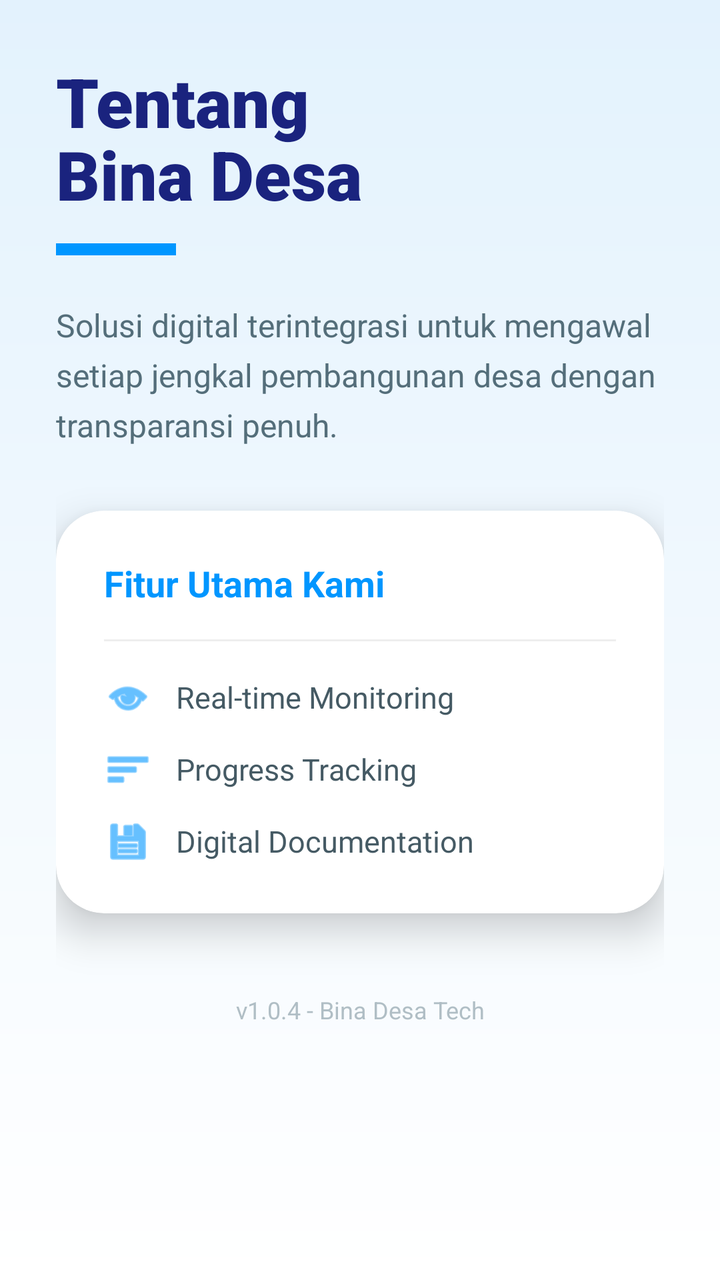
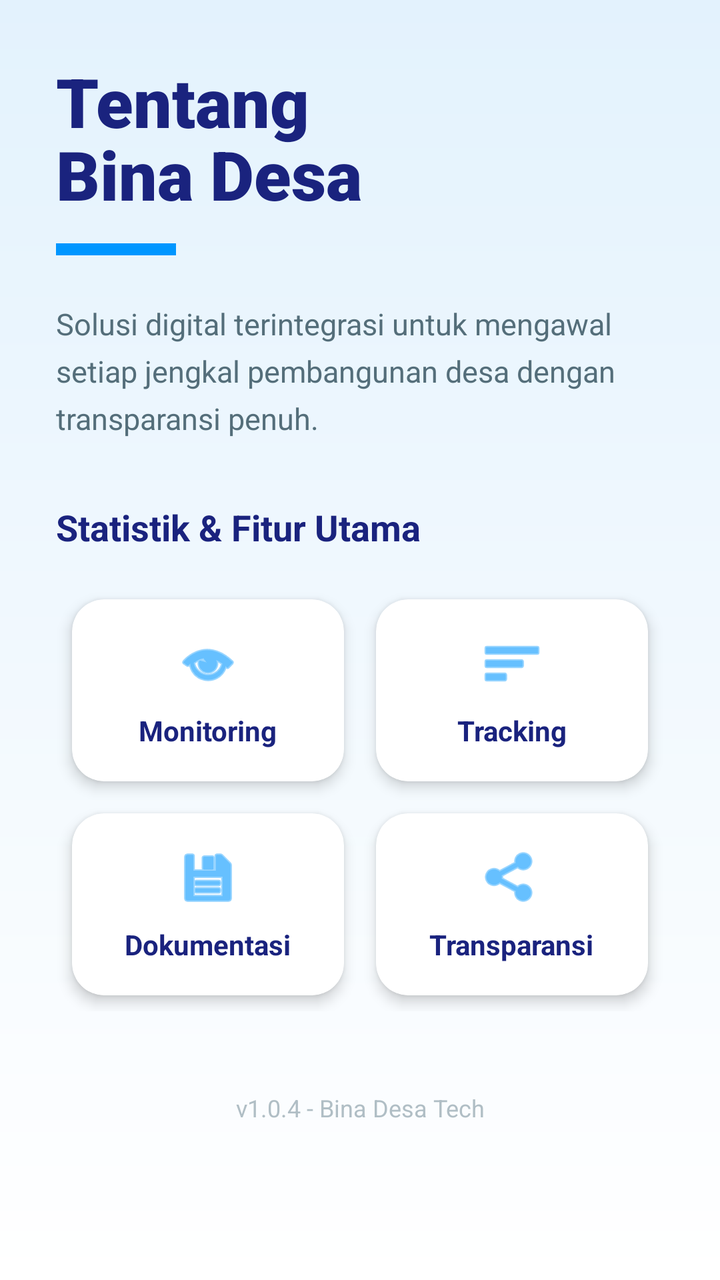

Before-and-after screenshots of an Android layout around one commit, followed by the original layout XML and the change that was made.
<!-- AndroidManifest.xml: application theme Theme.Azracore -->
<!-- res/layout/fragment_about.xml -->
<?xml version="1.0" encoding="utf-8"?>
<ScrollView xmlns:android="http://schemas.android.com/apk/res/android"
    xmlns:app="http://schemas.android.com/apk/res-auto"
    android:layout_width="match_parent"
    android:layout_height="match_parent"
    android:background="@drawable/bg_about_gradient">

    <LinearLayout
        android:layout_width="match_parent"
        android:layout_height="wrap_content"
        android:orientation="vertical"
        android:padding="28dp">

        <TextView
            android:layout_width="wrap_content"
            android:layout_height="wrap_content"
            android:text="Tentang\nBina Desa"
            android:textSize="34sp"
            android:fontFamily="sans-serif-black"
            android:textColor="#1A237E"
            android:lineSpacingExtra="-4dp" />

        <View
            android:layout_width="60dp"
            android:layout_height="6dp"
            android:layout_marginTop="12dp"
            android:background="#0096FF" />

        <TextView
            android:layout_width="match_parent"
            android:layout_height="wrap_content"
            android:layout_marginTop="24dp"
            android:text="Solusi digital terintegrasi untuk mengawal setiap jengkal pembangunan desa dengan transparansi penuh."
            android:textColor="#546E7A"
            android:textSize="16sp"
            android:lineSpacingExtra="6dp" />

        <androidx.cardview.widget.CardView
            android:layout_width="match_parent"
            android:layout_height="wrap_content"
            android:layout_marginTop="32dp"
            app:cardCornerRadius="24dp"
            app:cardElevation="12dp"
            app:cardBackgroundColor="#FFFFFF">

            <LinearLayout
                android:layout_width="match_parent"
                android:layout_height="wrap_content"
                android:orientation="vertical"
                android:padding="24dp">

                <TextView
                    android:layout_width="wrap_content"
                    android:layout_height="wrap_content"
                    android:text="Fitur Utama Kami"
                    android:textStyle="bold"
                    android:textSize="18sp"
                    android:textColor="#0096FF" />

                <View
                    android:layout_width="match_parent"
                    android:layout_height="1dp"
                    android:layout_marginTop="16dp"
                    android:background="#EEEEEE" />

                <LinearLayout android:layout_width="match_parent" android:layout_height="wrap_content" android:layout_marginTop="16dp" android:gravity="center_vertical">
                    <ImageView android:layout_width="24dp" android:layout_height="24dp" android:src="@android:drawable/ic_menu_view" app:tint="#0096FF" />
                    <TextView android:layout_width="wrap_content" android:layout_height="wrap_content" android:layout_marginStart="12dp" android:text="Real-time Monitoring" android:textColor="#455A64" android:textSize="15sp" />
                </LinearLayout>

                <LinearLayout android:layout_width="match_parent" android:layout_height="wrap_content" android:layout_marginTop="12dp" android:gravity="center_vertical">
                    <ImageView android:layout_width="24dp" android:layout_height="24dp" android:src="@android:drawable/ic_menu_sort_by_size" app:tint="#0096FF" />
                    <TextView android:layout_width="wrap_content" android:layout_height="wrap_content" android:layout_marginStart="12dp" android:text="Progress Tracking" android:textColor="#455A64" android:textSize="15sp" />
                </LinearLayout>

                <LinearLayout android:layout_width="match_parent" android:layout_height="wrap_content" android:layout_marginTop="12dp" android:gravity="center_vertical">
                    <ImageView android:layout_width="24dp" android:layout_height="24dp" android:src="@android:drawable/ic_menu_save" app:tint="#0096FF" />
                    <TextView android:layout_width="wrap_content" android:layout_height="wrap_content" android:layout_marginStart="12dp" android:text="Digital Documentation" android:textColor="#455A64" android:textSize="15sp" />
                </LinearLayout>

            </LinearLayout>
        </androidx.cardview.widget.CardView>

        <TextView
            android:layout_width="match_parent"
            android:layout_height="wrap_content"
            android:layout_marginTop="40dp"
            android:text="v1.0.4 - Bina Desa Tech"
            android:textAlignment="center"
            android:textColor="#B0BEC5"
            android:textSize="12sp" />

    </LinearLayout>
</ScrollView>
<!-- resources referenced by this layout -->
<resources>
  <!-- drawable bg_about_gradient (drawable) -->
  <?xml version="1.0" encoding="utf-8"?>
  <shape xmlns:android="http://schemas.android.com/apk/res/android">
      <gradient
          android:startColor="#E3F2FD"
          android:endColor="#FFFFFF"
          android:angle="270" />
  </shape>
  <style name="Theme.Azracore" parent="Base.Theme.Azracore" />
  <style name="Base.Theme.Azracore" parent="Theme.Material3.DayNight.NoActionBar">
          
          
      </style>
</resources>

<!-- the commit's change to res/layout/fragment_about.xml (unified diff, before → after) -->
@@ -32,54 +32,100 @@
             android:layout_marginTop="24dp"
             android:text="Solusi digital terintegrasi untuk mengawal setiap jengkal pembangunan desa dengan transparansi penuh."
             android:textColor="#546E7A"
-            android:textSize="16sp"
+            android:textSize="15sp"
             android:lineSpacingExtra="6dp" />
 
-        <androidx.cardview.widget.CardView
+        <TextView
+            android:layout_width="wrap_content"
+            android:layout_height="wrap_content"
+            android:layout_marginTop="32dp"
+            android:text="Statistik &amp; Fitur Utama"
+            android:textStyle="bold"
+            android:textSize="18sp"
+            android:textColor="#1A237E"/>
+
+        <GridLayout
             android:layout_width="match_parent"
             android:layout_height="wrap_content"
-            android:layout_marginTop="32dp"
-            app:cardCornerRadius="24dp"
-            app:cardElevation="12dp"
-            app:cardBackgroundColor="#FFFFFF">
+            android:layout_marginTop="16dp"
+            android:columnCount="2"
+            android:rowCount="2"
+            android:alignmentMode="alignMargins"
+            android:columnOrderPreserved="false">
 
-            <LinearLayout
-                android:layout_width="match_parent"
+            <androidx.cardview.widget.CardView
+                android:layout_width="0dp"
                 android:layout_height="wrap_content"
-                android:orientation="vertical"
-                android:padding="24dp">
+                android:layout_columnWeight="1"
+                android:layout_margin="8dp"
+                app:cardCornerRadius="16dp"
+                app:cardElevation="4dp">
+                <LinearLayout
+                    android:layout_width="match_parent"
+                    android:layout_height="wrap_content"
+                    android:orientation="vertical"
+                    android:padding="16dp"
+                    android:gravity="center">
+                    <ImageView android:layout_width="32dp" android:layout_height="32dp" android:src="@android:drawable/ic_menu_view" app:tint="#0096FF"/>
+                    <TextView android:layout_width="wrap_content" android:layout_height="wrap_content" android:text="Monitoring" android:textStyle="bold" android:textColor="#1A237E" android:layout_marginTop="8dp"/>
+                </LinearLayout>
+            </androidx.cardview.widget.CardView>
 
-                <TextView
-                    android:layout_width="wrap_content"
+            <androidx.cardview.widget.CardView
+                android:layout_width="0dp"
+                android:layout_height="wrap_content"
+                android:layout_columnWeight="1"
+                android:layout_margin="8dp"
+                app:cardCornerRadius="16dp"
+                app:cardElevation="4dp">
+                <LinearLayout
+                    android:layout_width="match_parent"
                     android:layout_height="wrap_content"
-                    android:text="Fitur Utama Kami"
-                    android:textStyle="bold"
-                    android:textSize="18sp"
-                    android:textColor="#0096FF" />
+                    android:orientation="vertical"
+                    android:padding="16dp"
+                    android:gravity="center">
+                    <ImageView android:layout_width="32dp" android:layout_height="32dp" android:src="@android:drawable/ic_menu_sort_by_size" app:tint="#0096FF"/>
+                    <TextView android:layout_width="wrap_content" android:layout_height="wrap_content" android:text="Tracking" android:textStyle="bold" android:textColor="#1A237E" android:layout_marginTop="8dp"/>
+                </LinearLayout>
+            </androidx.cardview.widget.CardView>
 
-                <View
+            <androidx.cardview.widget.CardView
+                android:layout_width="0dp"
+                android:layout_height="wrap_content"
+                android:layout_columnWeight="1"
+                android:layout_margin="8dp"
+                app:cardCornerRadius="16dp"
+                app:cardElevation="4dp">
+                <LinearLayout
                     android:layout_width="match_parent"
-                    android:layout_height="1dp"
-                    android:layout_marginTop="16dp"
-                    android:background="#EEEEEE" />
+                    android:layout_height="wrap_content"
+                    android:orientation="vertical"
+                    android:padding="16dp"
+                    android:gravity="center">
+                    <ImageView android:layout_width="32dp" android:layout_height="32dp" android:src="@android:drawable/ic_menu_save" app:tint="#0096FF"/>
+                    <TextView android:layout_width="wrap_content" android:layout_height="wrap_content" android:text="Dokumentasi" android:textStyle="bold" android:textColor="#1A237E" android:layout_marginTop="8dp"/>
+                </LinearLayout>
+            </androidx.cardview.widget.CardView>
 
-                <LinearLayout android:layout_width="match_parent" android:layout_height="wrap_content" android:layout_marginTop="16dp" android:gravity="center_vertical">
-                    <ImageView android:layout_width="24dp" android:layout_height="24dp" android:src="@android:drawable/ic_menu_view" app:tint="#0096FF" />
-                    <TextView android:layout_width="wrap_content" android:layout_height="wrap_content" android:layout_marginStart="12dp" android:text="Real-time Monitoring" android:textColor="#455A64" android:textSize="15sp" />
+            <androidx.cardview.widget.CardView
+                android:layout_width="0dp"
+                android:layout_height="wrap_content"
+                android:layout_columnWeight="1"
+                android:layout_margin="8dp"
+                app:cardCornerRadius="16dp"
+                app:cardElevation="4dp">
+                <LinearLayout
+                    android:layout_width="match_parent"
+                    android:layout_height="wrap_content"
+                    android:orientation="vertical"
+                    android:padding="16dp"
+                    android:gravity="center">
+                    <ImageView android:layout_width="32dp" android:layout_height="32dp" android:src="@android:drawable/ic_menu_share" app:tint="#0096FF"/>
+                    <TextView android:layout_width="wrap_content" android:layout_height="wrap_content" android:text="Transparansi" android:textStyle="bold" android:textColor="#1A237E" android:layout_marginTop="8dp"/>
                 </LinearLayout>
+            </androidx.cardview.widget.CardView>
 
-                <LinearLayout android:layout_width="match_parent" android:layout_height="wrap_content" android:layout_marginTop="12dp" android:gravity="center_vertical">
-                    <ImageView android:layout_width="24dp" android:layout_height="24dp" android:src="@android:drawable/ic_menu_sort_by_size" app:tint="#0096FF" />
-                    <TextView android:layout_width="wrap_content" android:layout_height="wrap_content" android:layout_marginStart="12dp" android:text="Progress Tracking" android:textColor="#455A64" android:textSize="15sp" />
-                </LinearLayout>
-
-                <LinearLayout android:layout_width="match_parent" android:layout_height="wrap_content" android:layout_marginTop="12dp" android:gravity="center_vertical">
-                    <ImageView android:layout_width="24dp" android:layout_height="24dp" android:src="@android:drawable/ic_menu_save" app:tint="#0096FF" />
-                    <TextView android:layout_width="wrap_content" android:layout_height="wrap_content" android:layout_marginStart="12dp" android:text="Digital Documentation" android:textColor="#455A64" android:textSize="15sp" />
-                </LinearLayout>
-
-            </LinearLayout>
-        </androidx.cardview.widget.CardView>
+        </GridLayout>
 
         <TextView
             android:layout_width="match_parent"
